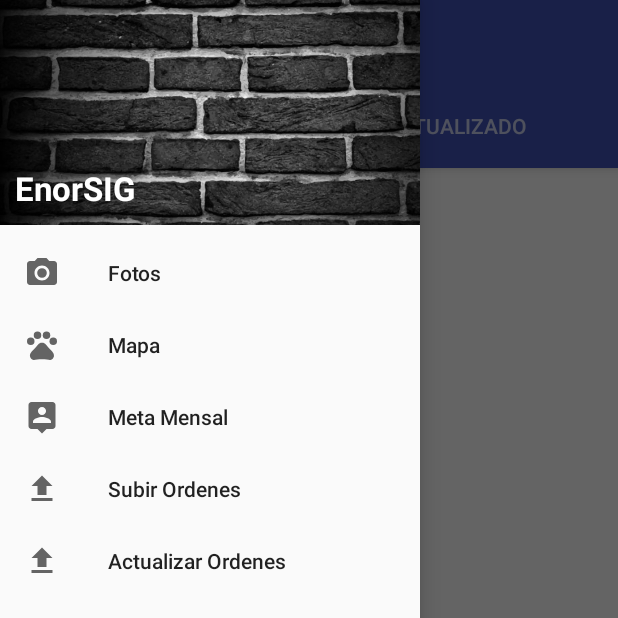
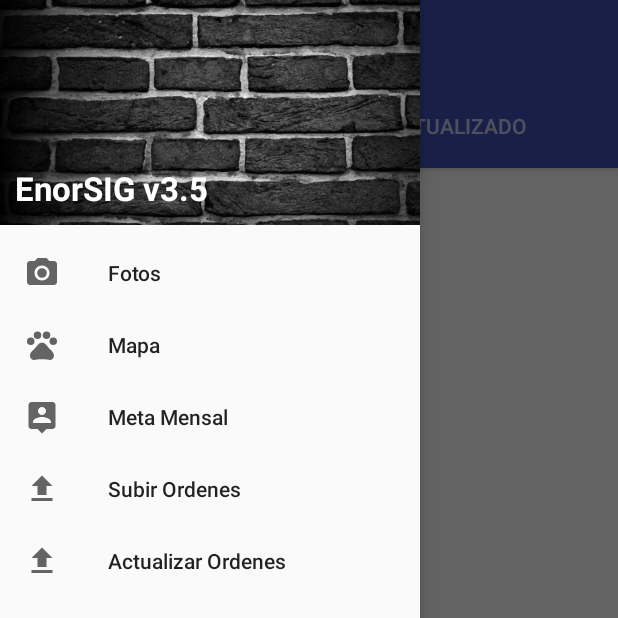
Before and after one commit to Neoporta/EnorSIGv3.5, an Android app: the PrincipalActivity screen opened directly, with no data from a screen before it, with the side drawer open, on a phone screen of 412 x 824 dp, the top half of it. Run offline under Robolectric (Android 15) with nearby library versions, the phone set to English and light mode, and no system bars.

Commit message:
Initial commit

```diff
--- a/app/src/main/res/layout/header_navview.xml
+++ b/app/src/main/res/layout/header_navview.xml
@@ -12,7 +12,7 @@
     <TextView
         android:layout_width="wrap_content"
         android:layout_height="wrap_content"
-        android:text="EnorSIG"
+        android:text="@string/app_name"
         android:textAppearance="@style/TextAppearance.AppCompat.Large.Inverse"
         android:textStyle="bold"
         android:layout_gravity="bottom"
```
